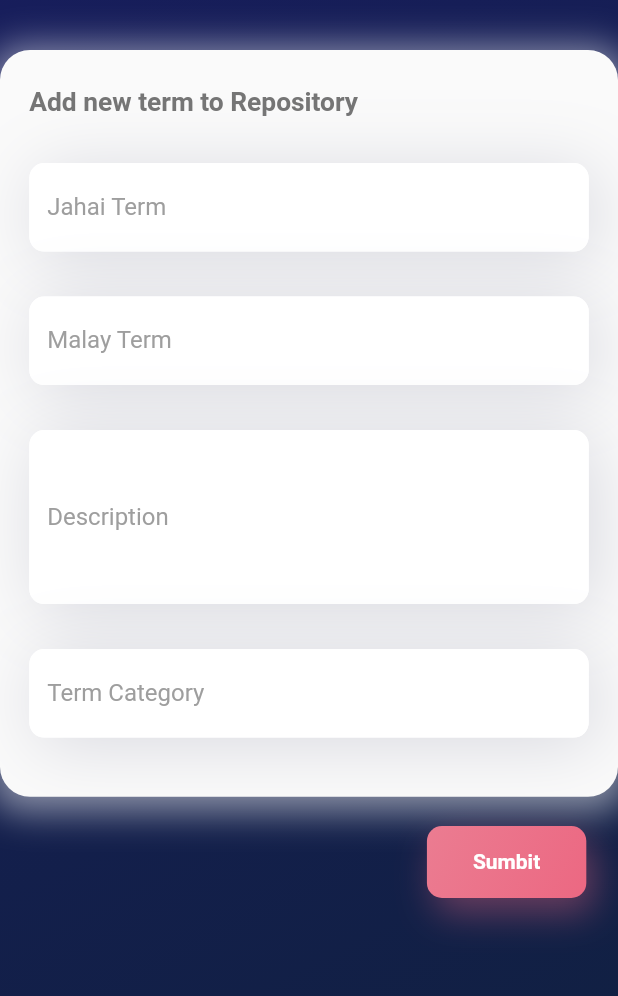
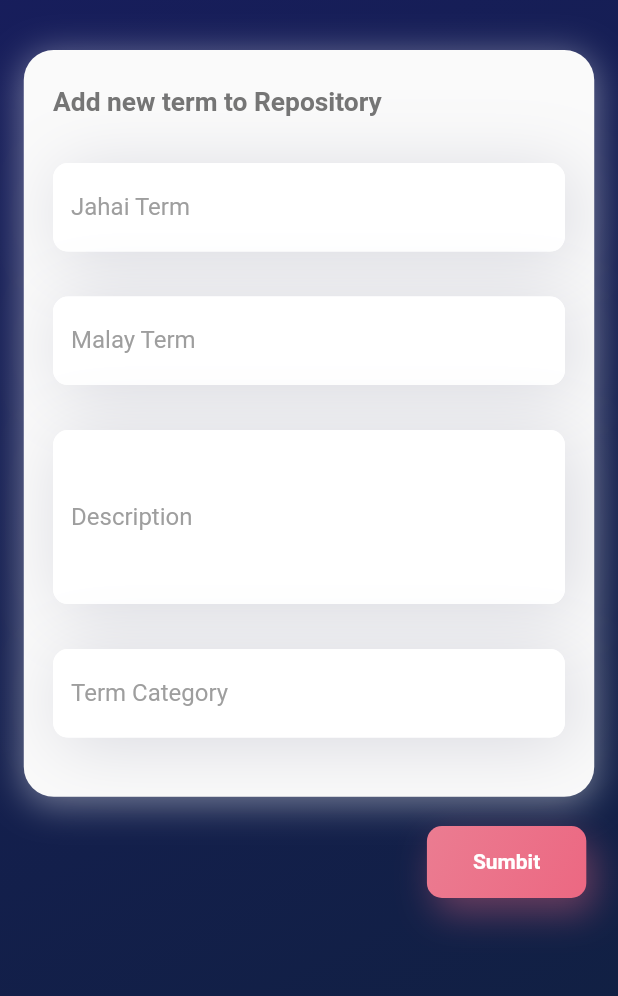
Before and after one commit to aisarnazmi/digital_jahai, a Flutter app: the LibraryScreen screen opened directly, on a phone screen of 412 x 824 dp, the part 208-1204 px from its top. Run offline on Flutter 3.47's test engine with Material 2 defaults, Android fonts, the phone set to English and light mode, and no system bars; our stand-ins replace cool_alert, flutter_linkify, flutter_screenutil, modal_bottom_sheet, skeleton_text; missing offline and left inert: ms_undraw; statements that could not run were skipped.

Commit message:
add form container margin

```diff
--- a/lib/screens/library_screen.dart
+++ b/lib/screens/library_screen.dart
@@ -150,6 +150,7 @@ class _LibraryScreenState extends State<LibraryScreen> {
                     height: 35.0.h,
                   ),
                   Container(
+                      margin: EdgeInsets.symmetric(horizontal: 15.0.w),
                       padding: EdgeInsets.symmetric(
                           vertical: 25.0.h, horizontal: 20.0.h),
                       // height: MediaQuery.of(context).size.height,
@@ -161,8 +162,8 @@ class _LibraryScreenState extends State<LibraryScreen> {
                         color: const Color(0xfffafafa),
                         boxShadow: [
                           BoxShadow(
-                            color: Colors.white.withOpacity(0.5),
-                            spreadRadius: 6,
+                            color: Colors.white.withOpacity(0.4),
+                            spreadRadius: 1,
                             blurRadius: 20,
                             offset: const Offset(
                                 0, 4), // changes position of shadow
```
